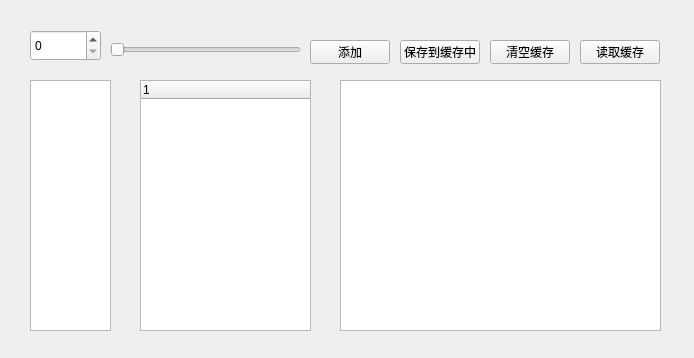
This is mywindow.ui in Lil-El/QT as Qt 5 draws it before an edit. The edited form follows.
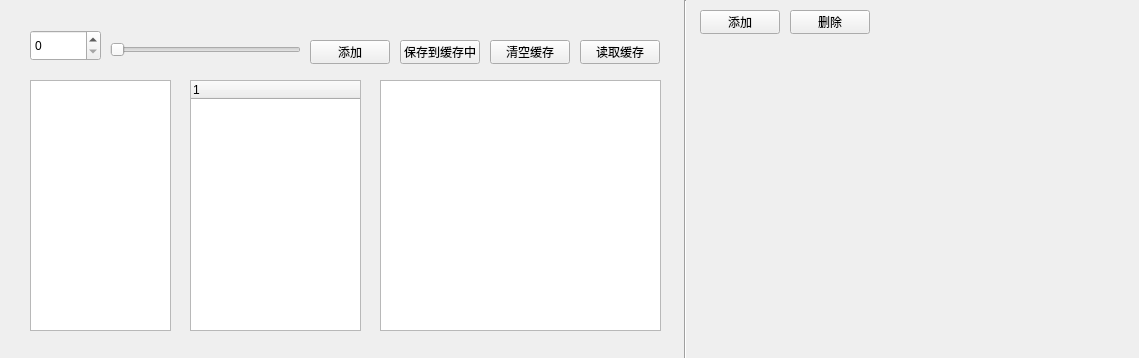
This is the edited form.

Commit message: Qt View Widget and Qt Model, directory mk,rm.

The edit to the form file:
```diff
--- a/mywindow.ui
+++ b/mywindow.ui
@@ -6,7 +6,7 @@
    <rect>
     <x>0</x>
     <y>0</y>
-    <width>694</width>
+    <width>1139</width>
     <height>358</height>
    </rect>
   </property>
@@ -54,7 +54,7 @@
     <rect>
      <x>30</x>
      <y>80</y>
-     <width>81</width>
+     <width>141</width>
      <height>251</height>
     </rect>
    </property>
@@ -107,9 +107,9 @@
   <widget class="QTableWidget" name="tableWidget">
    <property name="geometry">
     <rect>
-     <x>340</x>
+     <x>380</x>
      <y>80</y>
-     <width>321</width>
+     <width>281</width>
      <height>251</height>
     </rect>
    </property>
@@ -117,7 +117,7 @@
   <widget class="QTreeWidget" name="treeWidget">
    <property name="geometry">
     <rect>
-     <x>140</x>
+     <x>190</x>
      <y>80</y>
      <width>171</width>
      <height>251</height>
@@ -129,6 +129,56 @@
     </property>
    </column>
   </widget>
+  <widget class="Line" name="line">
+   <property name="geometry">
+    <rect>
+     <x>670</x>
+     <y>0</y>
+     <width>31</width>
+     <height>361</height>
+    </rect>
+   </property>
+   <property name="orientation">
+    <enum>Qt::Vertical</enum>
+   </property>
+  </widget>
+  <widget class="QPushButton" name="mkdirButton">
+   <property name="geometry">
+    <rect>
+     <x>700</x>
+     <y>10</y>
+     <width>80</width>
+     <height>24</height>
+    </rect>
+   </property>
+   <property name="text">
+    <string>添加</string>
+   </property>
+  </widget>
+  <widget class="QPushButton" name="rmdirButton">
+   <property name="geometry">
+    <rect>
+     <x>790</x>
+     <y>10</y>
+     <width>80</width>
+     <height>24</height>
+    </rect>
+   </property>
+   <property name="text">
+    <string>删除</string>
+   </property>
+  </widget>
+  <widget class="QWidget" name="verticalLayoutWidget">
+   <property name="geometry">
+    <rect>
+     <x>700</x>
+     <y>40</y>
+     <width>431</width>
+     <height>301</height>
+    </rect>
+   </property>
+   <layout class="QVBoxLayout" name="dirLayout"/>
+  </widget>
  </widget>
  <resources/>
  <connections/>
```
The commit also changes 2 other files.
